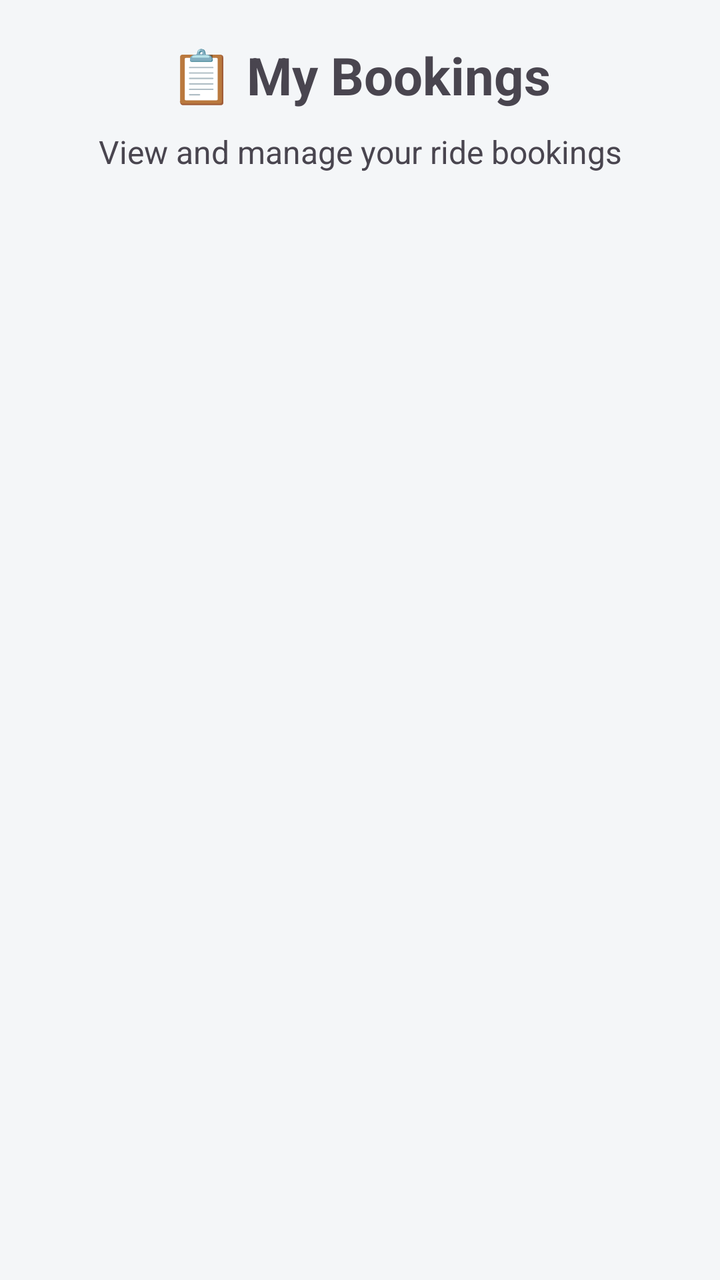
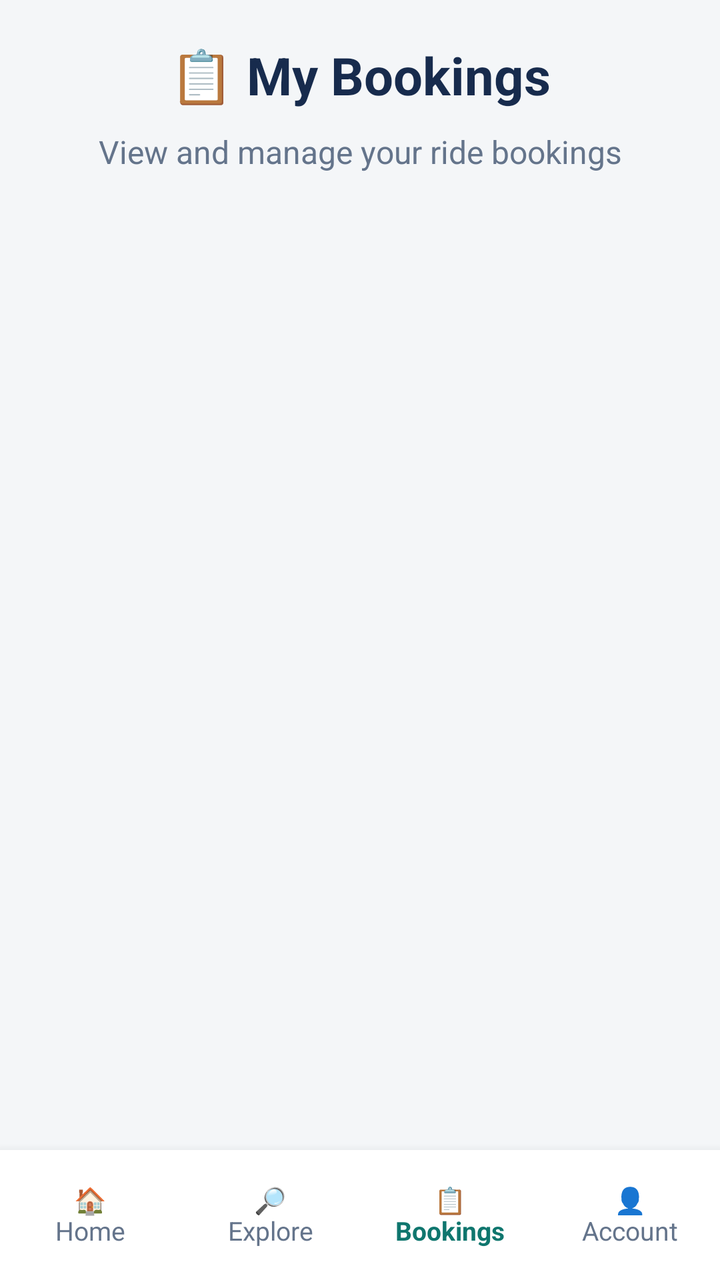

Before-and-after screenshots of an Android layout around one commit, followed by the original layout XML and the change that was made.
<!-- AndroidManifest.xml: application theme Theme.RideConnect -->
<!-- res/layout/activity_my_bookings.xml -->
<?xml version="1.0" encoding="utf-8"?>
<ScrollView
    xmlns:android="http://schemas.android.com/apk/res/android"
    android:layout_width="match_parent"
    android:layout_height="match_parent"
    android:fillViewport="true">

    <LinearLayout
        android:layout_width="match_parent"
        android:layout_height="wrap_content"
        android:orientation="vertical"
        android:padding="20dp">

        <TextView
            android:layout_width="match_parent"
            android:layout_height="wrap_content"
            android:text="📋 My Bookings"
            android:textSize="26sp"
            android:textStyle="bold"
            android:gravity="center"
            android:paddingBottom="10dp"/>

        <TextView
            android:layout_width="match_parent"
            android:layout_height="wrap_content"
            android:text="View and manage your ride bookings"
            android:textSize="16sp"
            android:gravity="center"
            android:paddingBottom="20dp"/>

        <LinearLayout
            android:id="@+id/bookingsContainer"
            android:layout_width="match_parent"
            android:layout_height="wrap_content"
            android:orientation="vertical"/>

    </LinearLayout>

</ScrollView>
<!-- resources referenced by this layout -->
<resources>
  <style name="Theme.RideConnect" parent="Base.Theme.RideConnect" />
  <style name="Base.Theme.RideConnect" parent="Theme.Material3.Light.NoActionBar">
  
          
          <item name="colorPrimary">@color/navy</item>
          <item name="colorOnPrimary">@color/white</item>
  
          <item name="colorSecondary">@color/teal</item>
          <item name="colorOnSecondary">@color/white</item>
  
          <item name="colorTertiary">@color/gold</item>
          <item name="colorOnTertiary">@color/navy</item>
  
          
          <item name="colorSurface">@color/card_white</item>
          <item name="colorOnSurface">@color/text_primary</item>
  
          
          <item name="android:statusBarColor">@color/navy</item>
          <item name="android:navigationBarColor">@color/card_white</item>
  
          <item name="android:windowLightStatusBar">false</item>
          <item name="android:windowLightNavigationBar">true</item>
  
          
          <item name="android:windowBackground">@color/screen_background</item>
  
          
          <item name="android:colorAccent">@color/teal</item>
  
      </style>
  <color name="navy">#102C46</color>
  <color name="white">#FFFFFFFF</color>
  <color name="teal">#167D83</color>
  <color name="gold">#F2B84B</color>
  <color name="card_white">#FFFFFF</color>
  <color name="text_primary">#172B3A</color>
  <color name="screen_background">#F4F6F8</color>
</resources>

<!-- the commit's change to res/layout/activity_my_bookings.xml (unified diff, before → after) -->
@@ -1,39 +1,106 @@
 <?xml version="1.0" encoding="utf-8"?>
-<ScrollView
+<LinearLayout
     xmlns:android="http://schemas.android.com/apk/res/android"
     android:layout_width="match_parent"
     android:layout_height="match_parent"
-    android:fillViewport="true">
+    android:orientation="vertical"
+    android:background="@color/screen_background">
+
+    <ScrollView
+        android:layout_width="match_parent"
+        android:layout_height="0dp"
+        android:layout_weight="1"
+        android:fillViewport="true">
+
+        <LinearLayout
+            android:layout_width="match_parent"
+            android:layout_height="wrap_content"
+            android:orientation="vertical"
+            android:padding="20dp">
+
+            <TextView
+                android:layout_width="match_parent"
+                android:layout_height="wrap_content"
+                android:text="📋 My Bookings"
+                android:textSize="26sp"
+                android:textStyle="bold"
+                android:gravity="center"
+                android:paddingBottom="10dp"
+                android:textColor="#172B4D"/>
+
+            <TextView
+                android:layout_width="match_parent"
+                android:layout_height="wrap_content"
+                android:text="View and manage your ride bookings"
+                android:textSize="16sp"
+                android:gravity="center"
+                android:paddingBottom="20dp"
+                android:textColor="#64748B"/>
+
+            <LinearLayout
+                android:id="@+id/bookingsContainer"
+                android:layout_width="match_parent"
+                android:layout_height="wrap_content"
+                android:orientation="vertical"/>
+
+        </LinearLayout>
+
+    </ScrollView>
+
+    
 
     <LinearLayout
+        android:id="@+id/bookingsBottomNavigation"
         android:layout_width="match_parent"
-        android:layout_height="wrap_content"
-        android:orientation="vertical"
-        android:padding="20dp">
+        android:layout_height="65dp"
+        android:orientation="horizontal"
+        android:gravity="center"
+        android:background="@color/white"
+        android:elevation="8dp"
+        android:paddingTop="5dp"
+        android:paddingBottom="5dp">
 
         <TextView
-            android:layout_width="match_parent"
-            android:layout_height="wrap_content"
-            android:text="📋 My Bookings"
-            android:textSize="26sp"
-            android:textStyle="bold"
+            android:id="@+id/bookingsHomeNavItem"
+            android:layout_width="0dp"
+            android:layout_height="match_parent"
+            android:layout_weight="1"
             android:gravity="center"
-            android:paddingBottom="10dp"/>
+            android:text="🏠\nHome"
+            android:textSize="13sp"
+            android:textColor="#64748B"/>
 
         <TextView
-            android:layout_width="match_parent"
-            android:layout_height="wrap_content"
-            android:text="View and manage your ride bookings"
-            android:textSize="16sp"
+            android:id="@+id/bookingsExploreNavItem"
+            android:layout_width="0dp"
+            android:layout_height="match_parent"
+            android:layout_weight="1"
             android:gravity="center"
-            android:paddingBottom="20dp"/>
+            android:text="🔎\nExplore"
+            android:textSize="13sp"
+            android:textColor="#64748B"/>
 
-        <LinearLayout
-            android:id="@+id/bookingsContainer"
-            android:layout_width="match_parent"
-            android:layout_height="wrap_content"
-            android:orientation="vertical"/>
+        <TextView
+            android:id="@+id/bookingsBookingsNavItem"
+            android:layout_width="0dp"
+            android:layout_height="match_parent"
+            android:layout_weight="1"
+            android:gravity="center"
+            android:text="📋\nBookings"
+            android:textSize="13sp"
+            android:textStyle="bold"
+            android:textColor="#0F766E"/>
+
+        <TextView
+            android:id="@+id/bookingsAccountNavItem"
+            android:layout_width="0dp"
+            android:layout_height="match_parent"
+            android:layout_weight="1"
+            android:gravity="center"
+            android:text="👤\nAccount"
+            android:textSize="13sp"
+            android:textColor="#64748B"/>
 
     </LinearLayout>
 
-</ScrollView>
+</LinearLayout>
